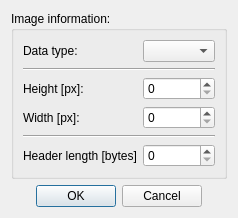
First picture: the form in ui_elements/FileInfoDialog.ui, repository LabTelc/MMExtract, before the edit.
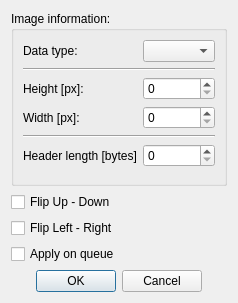
Second picture: the form after the edit.

Diff of the .ui file:
```diff
--- a/ui_elements/FileInfoDialog.ui
+++ b/ui_elements/FileInfoDialog.ui
@@ -7,7 +7,7 @@
     <x>0</x>
     <y>0</y>
     <width>219</width>
-    <height>178</height>
+    <height>303</height>
    </rect>
   </property>
   <property name="windowTitle">
@@ -89,6 +89,27 @@
      </layout>
     </widget>
    </item>
+   <item>
+    <widget class="QCheckBox" name="cb_ud">
+     <property name="text">
+      <string>Flip Up - Down</string>
+     </property>
+    </widget>
+   </item>
+   <item>
+    <widget class="QCheckBox" name="cb_lr">
+     <property name="text">
+      <string>Flip Left - Right</string>
+     </property>
+    </widget>
+   </item>
+   <item>
+    <widget class="QCheckBox" name="cb_all">
+     <property name="text">
+      <string>Apply on queue</string>
+     </property>
+    </widget>
+   </item>
    <item>
     <widget class="QDialogButtonBox" name="buttonBox">
      <property name="orientation">
```
Left out of the diff: 2 changed lines with no effect on the pictures.
